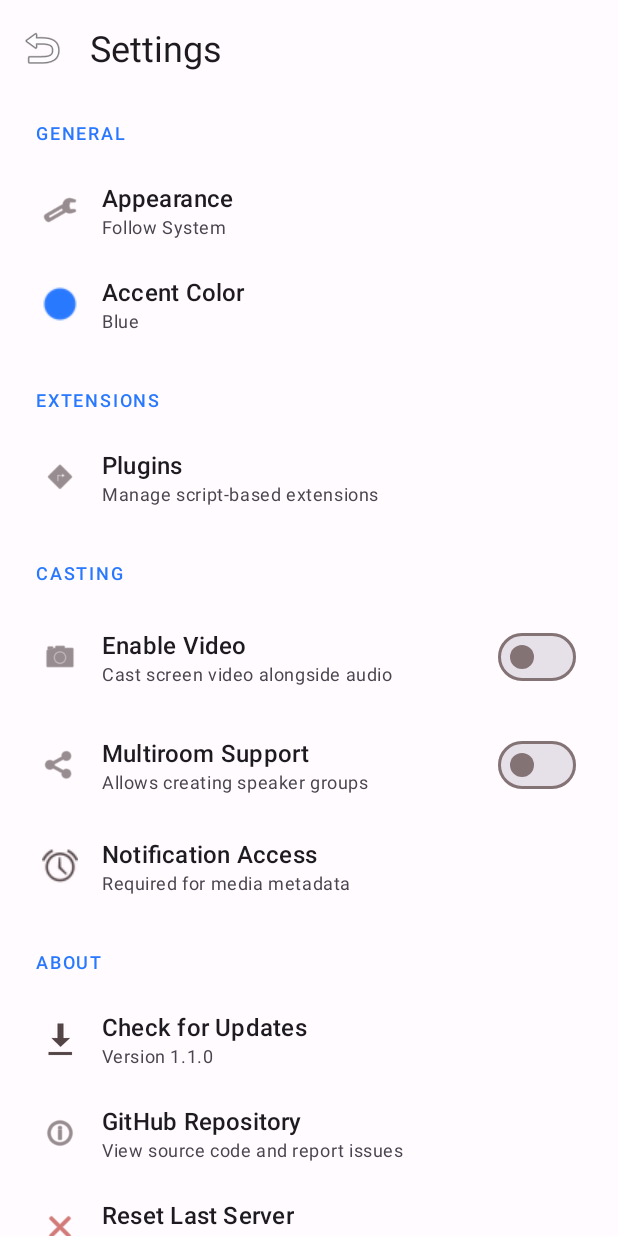
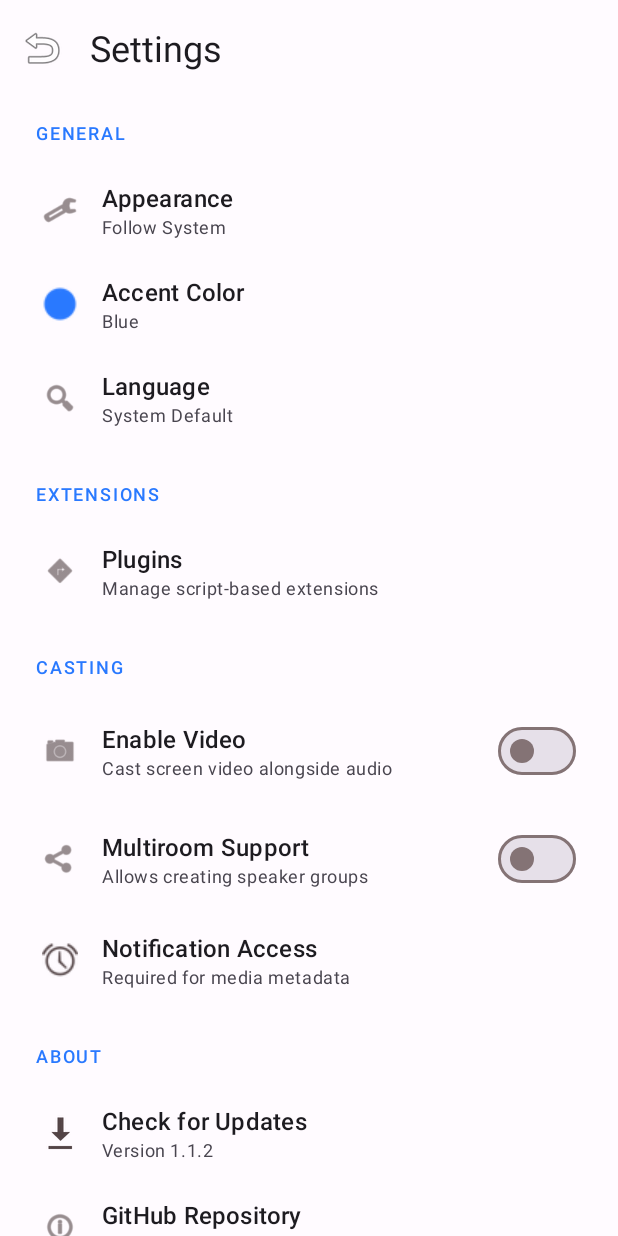
Before and after one commit to AriaCast/AriaCast-app, an Android app: the SettingsActivity screen opened directly, with no data from a screen before it, on a phone screen of 412 x 824 dp. Run offline under Robolectric (Android 15) with nearby library versions, the light colour scheme and no system bars.

Commit message:
1.1.2 Added more languages.
Fixed Update Popup.

Changes in visualizer.

```diff
--- a/app/build.gradle.kts
+++ b/app/build.gradle.kts
@@ -33,8 +33,8 @@ android {
         applicationId = "com.aria.ariacast"
         minSdk = 31
         targetSdk = 35
-        versionCode = 8
-        versionName = "1.1.0"
+        versionCode = 9
+        versionName = "1.1.2"
 
         testInstrumentationRunner = "androidx.test.runner.AndroidJUnitRunner"
     }
--- a/app/src/main/java/com/aria/ariacast/PluginManager.kt
+++ b/app/src/main/java/com/aria/ariacast/PluginManager.kt
@@ -199,7 +199,7 @@ class PluginManager(private val context: Context) {
               "id": "visualizer",
               "name": "Live Waveform",
               "description": "High-performance real-time audio waveform visualizer.",
-              "version": "1.1.0",
+              "version": "1.1.2",
               "author": "AriaCast Team",
               "scriptPath": "visualizer.js"
             }
--- a/app/src/main/res/layout/activity_settings.xml
+++ b/app/src/main/res/layout/activity_settings.xml
@@ -120,6 +120,46 @@
                         android:layout_width="wrap_content"
                         android:layout_height="wrap_content"
                         android:text="@string/accent_blue"
+                        android:textAppearance="?attr/textAppearanceBodySmall"
+                        android:textColor="?android:attr/textColorSecondary" />
+                </LinearLayout>
+            </LinearLayout>
+
+            <LinearLayout
+                android:id="@+id/languageLayout"
+                android:layout_width="match_parent"
+                android:layout_height="wrap_content"
+                android:background="?attr/selectableItemBackground"
+                android:clickable="true"
+                android:focusable="true"
+                android:gravity="center_vertical"
+                android:orientation="horizontal"
+                android:padding="12dp">
+
+                <ImageView
+                    android:layout_width="24dp"
+                    android:layout_height="24dp"
+                    android:src="@android:drawable/ic_menu_search"
+                    app:tint="?attr/colorOnSurfaceVariant" />
+
+                <LinearLayout
+                    android:layout_width="0dp"
+                    android:layout_height="wrap_content"
+                    android:layout_marginStart="16dp"
+                    android:layout_weight="1"
+                    android:orientation="vertical">
+
+                    <TextView
+                        android:layout_width="wrap_content"
+                        android:layout_height="wrap_content"
+                        android:text="Language"
+                        android:textAppearance="?attr/textAppearanceTitleMedium" />
+
+                    <TextView
+                        android:id="@+id/languageStatusText"
+                        android:layout_width="wrap_content"
+                        android:layout_height="wrap_content"
+                        android:text="Default"
                         android:textAppearance="?attr/textAppearanceBodySmall"
                         android:textColor="?android:attr/textColorSecondary" />
                 </LinearLayout>
--- a/app/src/main/res/values/strings.xml
+++ b/app/src/main/res/values/strings.xml
@@ -1,8 +1,8 @@
 <resources>
-    <string name="app_name">AriaCast</string>
-    <string name="app_version">1.1.0</string>
-    <string name="tile_label">AriaCast</string>
-    <string name="ver">AriaCast 1.1.0</string>
+    <string name="app_name" translatable="false">AriaCast</string>
+    <string name="app_version" translatable="false">1.1.2</string>
+    <string name="tile_label" translatable="false">AriaCast</string>
+    <string name="ver" translatable="false">AriaCast 1.1.2</string>
 
     <!-- Update Manager -->
     <string name="update_available_title">New Update Available</string>
@@ -59,6 +59,9 @@
     <string name="server_cleared">Last server connection cleared</string>
     <string name="appearance">Appearance</string>
     <string name="accent_color">Accent Color</string>
+    <string name="language">Language</string>
+    <string name="select_language">Select Language</string>
+    <string name="language_default">System Default</string>
     <string name="enable_video">Enable Video</string>
     <string name="enable_video_desc">Cast screen video alongside audio</string>
     <string name="plugins">Plugins</string>
```
Also changed, not shown: app/src/main/java/com/aria/ariacast/SettingsActivity.kt (+56 -0 lines), app/src/main/java/com/aria/ariacast/VisualizerView.kt (+46 -25 lines), 7 other files.
